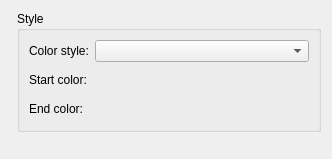
Old version of the form src/Plugin/src/Export/KMLExport/src/KMLExportOptionWidget.ui in the repository till213/SkyDolly.
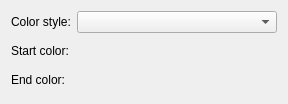
New version of the form.

Commit message:
Move basic export/import dialogs to Plugin
- Re-organise plugin settings (basic + plugin-specific settings)

```diff
--- a/src/Plugin/src/Export/KMLExport/src/KMLExportOptionWidget.ui
+++ b/src/Plugin/src/Export/KMLExport/src/KMLExportOptionWidget.ui
@@ -6,16 +6,10 @@
    <rect>
     <x>0</x>
     <y>0</y>
-    <width>332</width>
-    <height>159</height>
+    <width>283</width>
+    <height>104</height>
    </rect>
   </property>
-  <layout class="QFormLayout" name="formLayout_2">
-   <item row="0" column="1">
-    <widget class="QGroupBox" name="styleGroupBox">
-     <property name="title">
-      <string>Style</string>
-     </property>
      <layout class="QFormLayout" name="formLayout">
       <item row="0" column="0">
        <widget class="QLabel" name="colorStyleLabel">
@@ -188,9 +182,6 @@
          </spacer>
         </item>
        </layout>
-      </item>
-     </layout>
-    </widget>
    </item>
   </layout>
  </widget>
```
Lines whose indentation alone changed are shown as unchanged. The commit also changes 47 other files.
